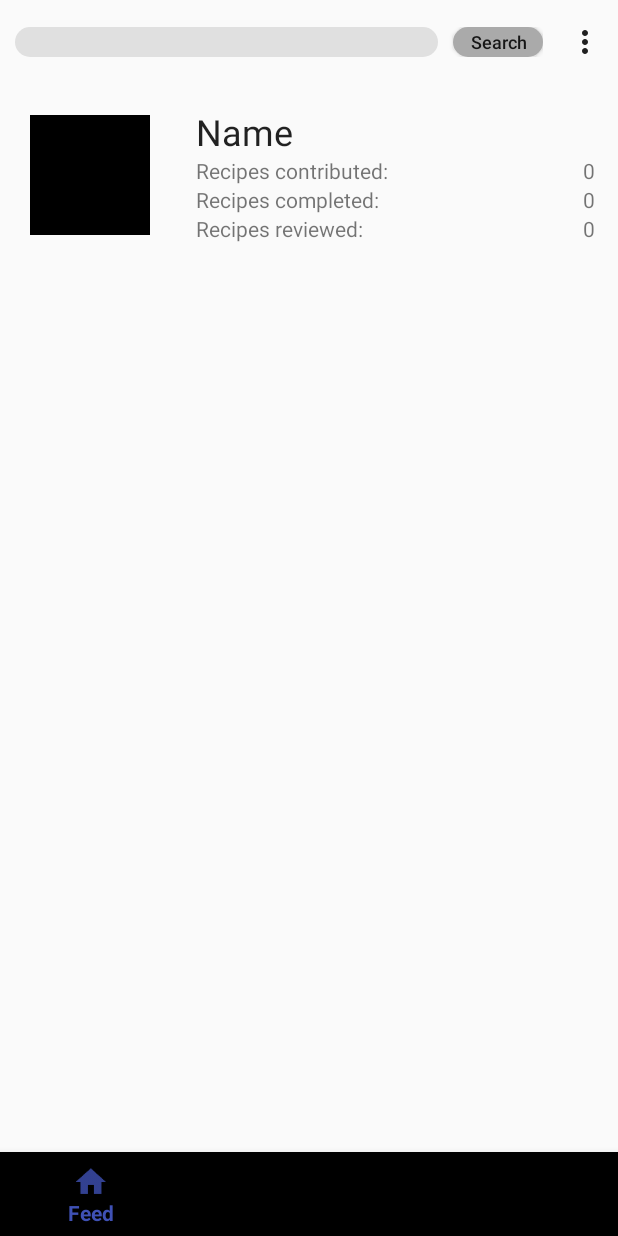
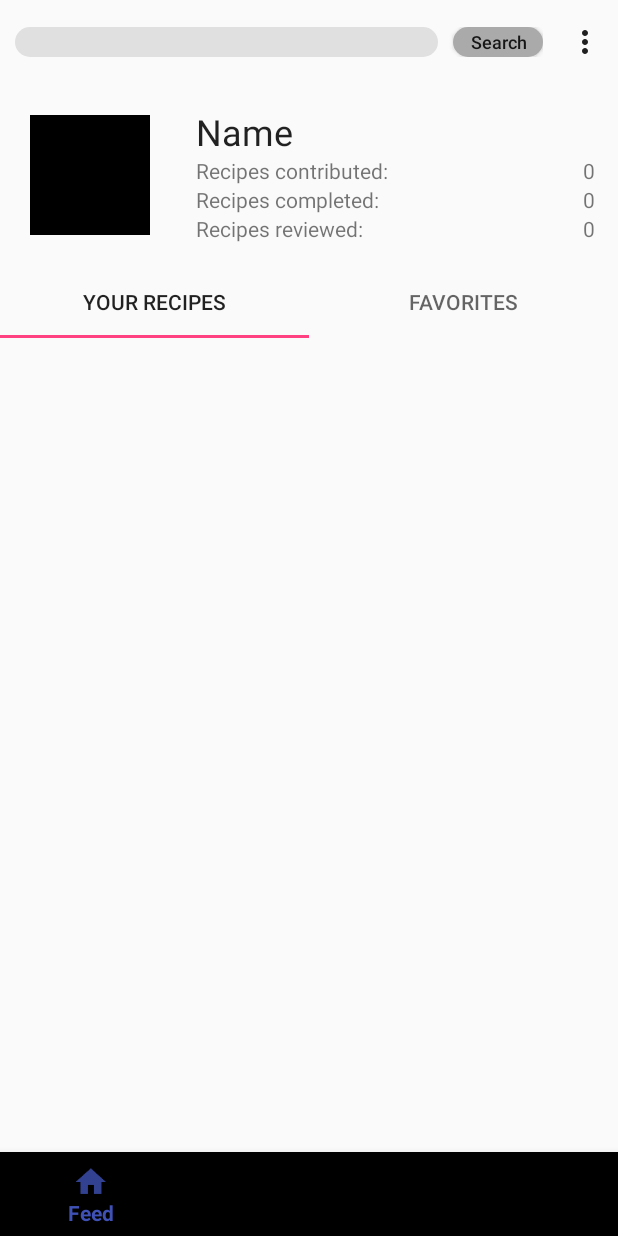
Before and after one commit to MarMigMon/doof, an Android app: the fragment ProfileFragment placed in its activity, on a phone screen of 412 x 824 dp. Run offline under Robolectric (Android 15) with nearby library versions, the light colour scheme and no system bars; libraries missing offline, so code that uses them is left out: com.parse; pictures from the network do not load; 8 statements that could not run were skipped.

Commit message:
Fixed issue with TabLayout in ProfileFragment

```diff
--- a/app/src/main/java/me/mvega/foodapp/ProfileFragment.java
+++ b/app/src/main/java/me/mvega/foodapp/ProfileFragment.java
@@ -51,10 +51,11 @@ public class ProfileFragment extends Fragment {
             Glide.with(getContext()).load(imageUrl).apply(RequestOptions.circleCropTransform()).into(ivProfile);
         } else Glide.with(getContext()).load(R.drawable.image_placeholder).apply(RequestOptions.circleCropTransform()).into(ivProfile);
 
+        showYourRecipes(); // Automatically selects Your Recipes tab to start profile screen
 
         final TabLayout tabLayout = view.findViewById(R.id.profileTabs);
-        final TabLayout.Tab yourRecipes = new TabLayout.Tab();
-        final TabLayout.Tab favorites = new TabLayout.Tab();
+        final TabLayout.Tab yourRecipes = tabLayout.newTab().setText("Your Recipes");
+        final TabLayout.Tab favorites = tabLayout.newTab().setText("Favorites");
         tabLayout.addTab(yourRecipes, 0, true);
         tabLayout.addTab(favorites, 1, false);
 
--- a/app/src/main/res/layout/fragment_profile.xml
+++ b/app/src/main/res/layout/fragment_profile.xml
@@ -17,8 +17,8 @@
             android:layout_width="80dp"
             android:layout_height="80dp"
             android:layout_gravity="center"
+            android:layout_marginEnd="15dp"
             android:layout_marginStart="20dp"
-            android:layout_marginEnd="15dp"
             app:srcCompat="@android:color/background_dark" />
 
         <RelativeLayout
@@ -94,7 +94,9 @@
         android:id="@+id/profileTabs"
         android:layout_width="match_parent"
         android:layout_height="wrap_content"
-        android:layout_below="@id/userInfo" />
+        android:layout_below="@id/userInfo"
+        app:tabMode="fixed"
+        app:tabGravity="fill"/>
 
     <FrameLayout
         android:id="@+id/userRecipes"
@@ -102,6 +104,6 @@
         android:layout_height="wrap_content"
         android:layout_alignParentBottom="true"
         android:layout_alignParentStart="true"
-        android:layout_below="@id/profileTabs"/>
+        android:layout_below="@id/profileTabs" />
 
 </RelativeLayout>
```
